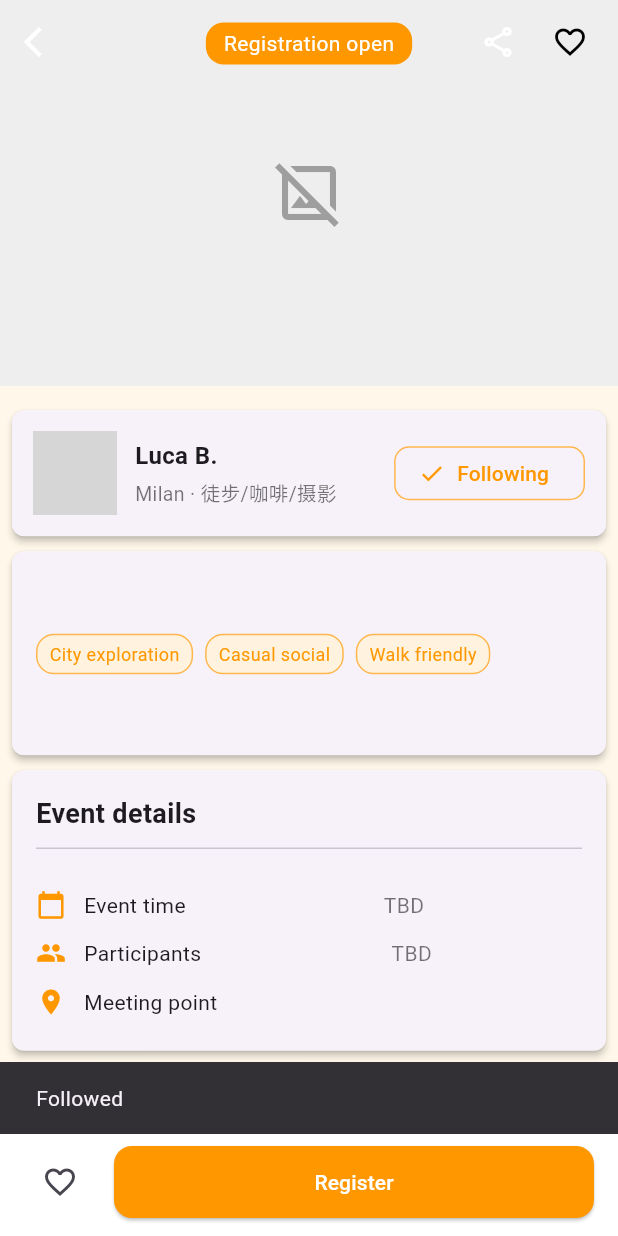
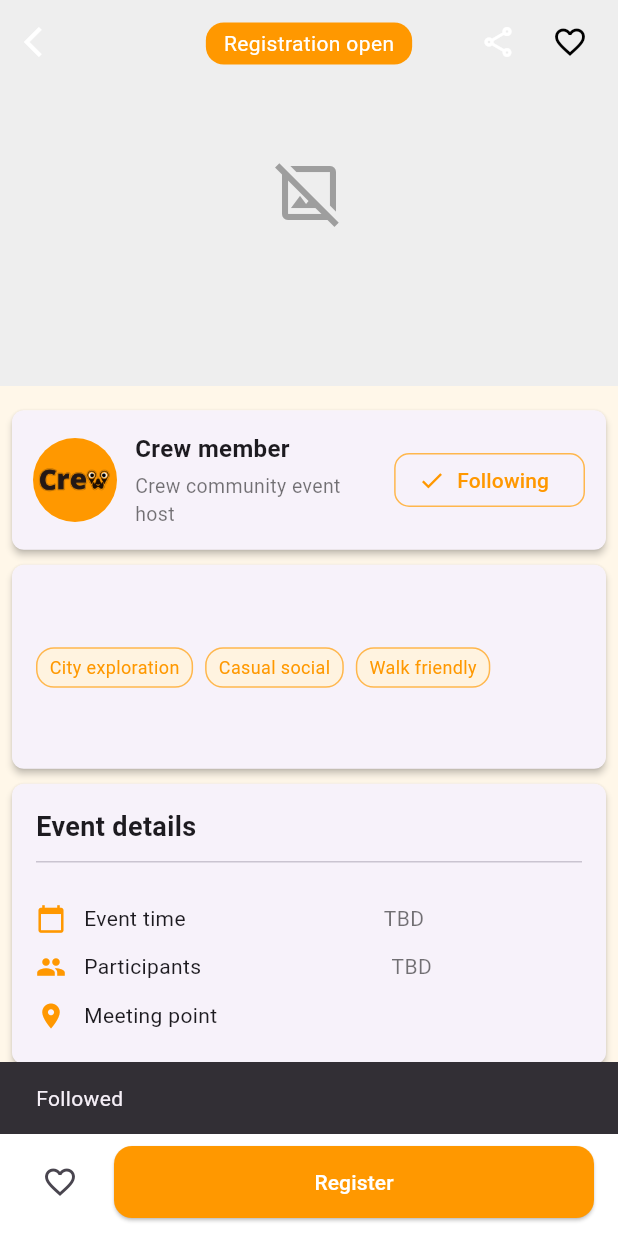
Before and after one commit to Kukutx/crew_app, a Flutter app: the EventDetailPage screen opened directly with empty values, after a tap on "Follow", on a phone screen of 412 x 824 dp. Run offline on Flutter 3.47's test engine with Material 3 defaults, Android fonts, the phone set to English and light mode, and no system bars; our stand-ins replace cached_network_image, dio, firebase_auth, firebase_core, firebase_crashlytics, firebase_remote_config and 11 more; missing offline and left inert: feedback, firebase_ui_auth, firebase_ui_oauth_apple, firebase_ui_oauth_google, image_gallery_saver_plus; accounts and stored records are empty; network calls fail; grey boxes are pictures that could not be loaded.

Commit message:
Link event detail hosts to backend users

```diff
--- a/lib/features/events/data/event.dart
+++ b/lib/features/events/data/event.dart
@@ -7,6 +7,11 @@ class Event {
   final double longitude;
   final List<String> imageUrls;
   final String coverImageUrl;
+  final EventUserSummary? createdByUser;
+  final String? createdByUserId;
+  final String? createdByUserName;
+  final String? createdByUserPhotoUrl;
+  final String? createdByUserBio;
 
   Event({
     required this.id,
@@ -17,9 +22,58 @@ class Event {
     required this.longitude,
     required this.imageUrls,
     required this.coverImageUrl,
+    this.createdByUser,
+    this.createdByUserId,
+    this.createdByUserName,
+    this.createdByUserPhotoUrl,
+    this.createdByUserBio,
   });
 
   factory Event.fromJson(Map<String, dynamic> json) {
+    String? _readString(dynamic value) {
+      if (value is String) {
+        final trimmed = value.trim();
+        return trimmed.isEmpty ? null : trimmed;
+      }
+      return null;
+    }
+
+    EventUserSummary? _readUserSummary(dynamic value) {
+      if (value is Map<String, dynamic>) {
+        return EventUserSummary.fromJson(value);
+      }
+      return null;
+    }
+
+    final createdBy = _readUserSummary(
+      json['createdByUser'] ?? json['createdBy'] ?? json['creator'],
+    );
+
+    final createdById = _readString(json['createdByUserId']) ??
+        _readString(json['createdById']) ??
+        _readString(json['creatorId']) ??
+        createdBy?.id;
+
+    final createdByName = _readString(json['createdByUserName']) ??
+        _readString(json['createdByName']) ??
+        _readString(json['creatorName']) ??
+        _readString(json['organizerName']) ??
+        createdBy?.displayName ??
+        createdBy?.name;
+
+    final createdByPhoto = _readString(json['createdByUserPhotoUrl']) ??
+        _readString(json['createdByPhotoUrl']) ??
+        _readString(json['creatorPhotoUrl']) ??
+        _readString(json['organizerAvatar']) ??
+        _readString(json['avatarUrl']) ??
+        createdBy?.photoUrl;
+
+    final createdByBio = _readString(json['createdByUserBio']) ??
+        _readString(json['createdByBio']) ??
+        _readString(json['creatorBio']) ??
+        _readString(json['organizerBio']) ??
+        createdBy?.bio;
+
     return Event(
       id: json['id'] as int,
       title: json['title'] as String,
@@ -31,6 +85,11 @@ class Event {
           .map((e) => e.toString())
           .toList(),
       coverImageUrl: json['coverImageUrl'] as String? ?? '',
+      createdByUser: createdBy,
+      createdByUserId: createdById,
+      createdByUserName: createdByName,
+      createdByUserPhotoUrl: createdByPhoto,
+      createdByUserBio: createdByBio,
     );
   }
 
@@ -45,4 +104,96 @@ class Event {
     }
     return null;
   }
+
+  String? get hostDisplayName {
+    final candidates = [
+      createdByUser?.displayName,
+      createdByUserName,
+      createdByUser?.name,
+      createdByUser?.email,
+    ];
+    for (final value in candidates) {
+      final trimmed = value?.trim();
+      if (trimmed != null && trimmed.isNotEmpty) {
+        return trimmed;
+      }
+    }
+    return null;
+  }
+
+  String? get hostBio {
+    final candidates = [createdByUser?.bio, createdByUserBio];
+    for (final value in candidates) {
+      final trimmed = value?.trim();
+      if (trimmed != null && trimmed.isNotEmpty) {
+        return trimmed;
+      }
+    }
+    return null;
+  }
+
+  String? get hostAvatarUrl {
+    final candidates = [createdByUser?.photoUrl, createdByUserPhotoUrl];
+    for (final value in candidates) {
+      final trimmed = value?.trim();
+      if (trimmed != null && trimmed.isNotEmpty) {
+        return trimmed;
+      }
+    }
+    return null;
+  }
+
+  String? get hostUserId => createdByUser?.id ?? createdByUserId;
 }
+
+class EventUserSummary {
+  const EventUserSummary({
+    required this.id,
+    this.displayName,
+    this.name,
+    this.email,
+    this.photoUrl,
+    this.bio,
+  });
+
+  final String id;
+  final String? displayName;
+  final String? name;
+  final String? email;
+  final String? photoUrl;
+  final String? bio;
+
+  factory EventUserSummary.fromJson(Map<String, dynamic> json) {
+    String? _readString(dynamic value) {
+      if (value is String) {
+        final trimmed = value.trim();
+        return trimmed.isEmpty ? null : trimmed;
+      }
+      return null;
+    }
+
+    final id = _readString(json['id']) ??
+        _readString(json['userId']) ??
+        _readString(json['uid']) ??
+        _readString(json['identifier']) ??
+        'unknown';
+
+    return EventUserSummary(
+      id: id,
+      displayName: _readString(json['displayName']) ??
+          _readString(json['nickName']) ??
+          _readString(json['userName']) ??
+          _readString(json['username']),
+      name: _readString(json['name']) ?? _readString(json['fullName']),
+      email: _readString(json['email']),
+      photoUrl: _readString(json['photoUrl']) ??
+          _readString(json['avatarUrl']) ??
+          _readString(json['avatar']) ??
+          _readString(json['profileImageUrl']),
+      bio: _readString(json['bio']) ??
+          _readString(json['about']) ??
+          _readString(json['headline']) ??
+          _readString(json['description']),
+    );
+  }
+}
--- a/lib/features/events/presentation/detail/events_detail_page.dart
+++ b/lib/features/events/presentation/detail/events_detail_page.dart
@@ -26,16 +26,21 @@ class _EventDetailPageState extends State<EventDetailPage> {
   int _page = 0;
   final GlobalKey _sharePreviewKey = GlobalKey();
 
-  final _host = (
-    name: 'Luca B.',
-    bio: 'Milan · 徒步/咖啡/摄影',
-    avatar: 'https://images.unsplash.com/photo-1502685104226-ee32379fefbe',
-    userId: 'user_123',
-  );
-
   bool _following = false;
 
   String get _eventShareLink => 'https://crewapp.events/${widget.event.id}';
+
+  String _resolveHostName(AppLocalizations loc) {
+    return widget.event.hostDisplayName ?? loc.events_host_default_name;
+  }
+
+  String _resolveHostBio(AppLocalizations loc) {
+    return widget.event.hostBio ?? loc.events_host_default_bio;
+  }
+
+  String? _resolveHostAvatar() {
+    return widget.event.hostAvatarUrl;
+  }
 
   String _buildShareMessage() {
     final event = widget.event;
@@ -184,13 +189,15 @@ class _EventDetailPageState extends State<EventDetailPage> {
         pageController: _pageCtrl,
         currentPage: _page,
         onPageChanged: (index) => setState(() => _page = index),
-        hostName: _host.name,
-        hostBio: _host.bio,
-        hostAvatarUrl: _host.avatar,
+        hostName: _resolveHostName(loc),
+        hostBio: _resolveHostBio(loc),
+        hostAvatarUrl: _resolveHostAvatar(),
         onTapHostProfile: () {
           Navigator.push(
             context,
-            MaterialPageRoute(builder: (_) => UserProfilePage(/*userId: _host.userId*/)),
+            MaterialPageRoute(
+              builder: (_) => const UserProfilePage(/* userId: */),
+            ),
           );
         },
         onToggleFollow: () async {
--- a/lib/features/events/presentation/detail/widgets/event_detail_body.dart
+++ b/lib/features/events/presentation/detail/widgets/event_detail_body.dart
@@ -14,7 +14,7 @@ class EventDetailBody extends StatelessWidget {
   final ValueChanged<int> onPageChanged;
   final String hostName;
   final String hostBio;
-  final String hostAvatarUrl;
+  final String? hostAvatarUrl;
   final VoidCallback onTapHostProfile;
   final VoidCallback onToggleFollow;
   final bool isFollowing;
--- a/lib/features/events/presentation/detail/widgets/event_host_card.dart
+++ b/lib/features/events/presentation/detail/widgets/event_host_card.dart
@@ -6,7 +6,7 @@ class EventHostCard extends StatelessWidget {
   final AppLocalizations loc;
   final String name;
   final String bio;
-  final String avatarUrl;
+  final String? avatarUrl;
   final VoidCallback onTapProfile;
   final VoidCallback onToggleFollow;
   final bool isFollowing;
@@ -37,8 +37,8 @@ class EventHostCard extends StatelessWidget {
             children: [
               CircleAvatar(
                 radius: 28,
-                backgroundImage: CachedNetworkImageProvider(avatarUrl),
                 backgroundColor: Colors.orange.shade50,
+                backgroundImage: _buildAvatarImage(),
               ),
               const SizedBox(width: 12),
               Expanded(
@@ -97,4 +97,12 @@ class EventHostCard extends StatelessWidget {
       ),
     );
   }
+
+  ImageProvider<Object> _buildAvatarImage() {
+    final url = avatarUrl?.trim();
+    if (url != null && url.isNotEmpty) {
+      return CachedNetworkImageProvider(url);
+    }
+    return const AssetImage('assets/images/icons/crew.png');
+  }
 }
--- a/lib/l10n/intl_en.arb
+++ b/lib/l10n/intl_en.arb
@@ -44,6 +44,14 @@
   "events": "Events",
   "event_description_field_label": "Event Description",
   "event_details_title": "Event details",
+  "events_host_default_name": "Crew member",
+  "@events_host_default_name": {
+    "description": "Fallback text for event host name when the backend does not provide one"
+  },
+  "events_host_default_bio": "Crew community event host",
+  "@events_host_default_bio": {
+    "description": "Fallback biography shown for event hosts when user information is missing"
+  },
   "event_meeting_point_title": "Meeting point",
   "event_participants_title": "Participants",
   "event_time_title": "Event time",
--- a/lib/l10n/intl_zh.arb
+++ b/lib/l10n/intl_zh.arb
@@ -86,6 +86,14 @@
   "events": "活动",
   "event_description_field_label": "活动描述",
   "event_details_title": "活动详情",
+  "events_host_default_name": "Crew 用户",
+  "@events_host_default_name": {
+    "description": "当后端未返回活动发起人名称时的默认文案"
+  },
+  "events_host_default_bio": "Crew 社区活动发起人",
+  "@events_host_default_bio": {
+    "description": "当后端缺少发起人简介时展示的默认说明"
+  },
   "event_meeting_point_title": "集合地点",
   "event_participants_title": "参与人数",
   "event_time_title": "活动时间",
```
Also changed, not shown: lib/l10n/generated/app_localizations.dart, lib/l10n/generated/app_localizations_en.dart, lib/l10n/generated/app_localizations_zh.dart.
